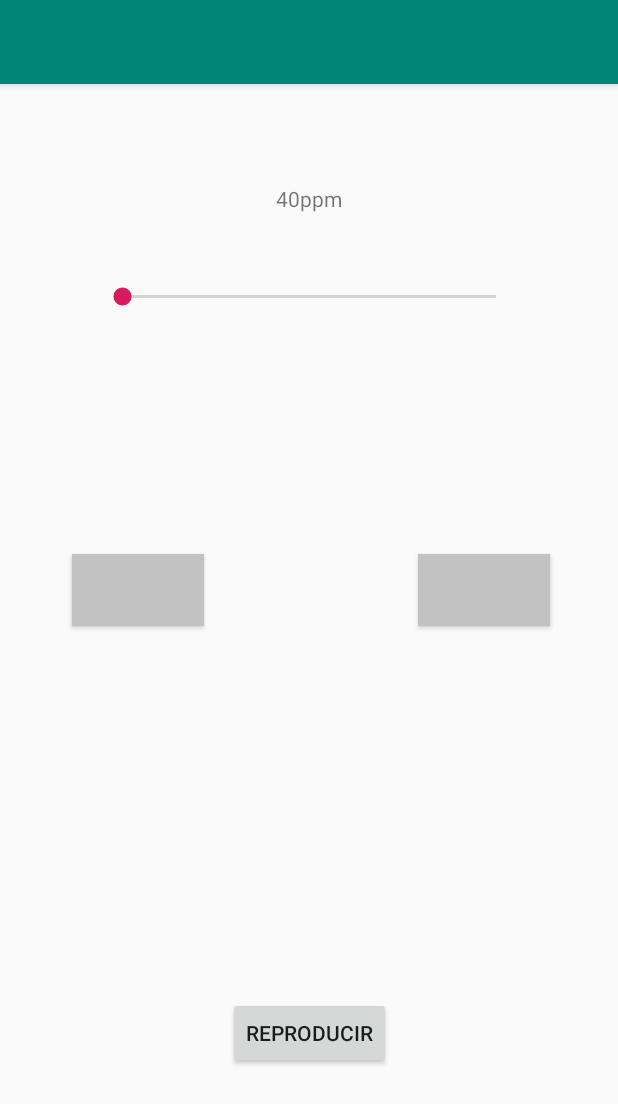
After one commit to diegomontiel/MusicMan, an Android app: the Metronome screen opened directly, with no data from a screen before it, on a phone screen of 412 x 824 dp. The commit adds this screen. Shown: the top 1104 px of the screen. Run offline under Robolectric (Android 15) with nearby library versions, the phone set to English and light mode, and no system bars.

Commit message:
feat: Metronome

```diff
--- a/app/src/main/AndroidManifest.xml
+++ b/app/src/main/AndroidManifest.xml
@@ -9,7 +9,8 @@
         android:roundIcon="@mipmap/ic_launcher_round"
         android:supportsRtl="true"
         android:theme="@style/AppTheme">
-        <activity android:name=".Keyboard"></activity>
+        <activity android:name=".Metronome"></activity>
+        <activity android:name=".Keyboard" />
         <activity android:name=".Sequencer" />
         <activity android:name=".MainActivity">
             <intent-filter>
--- a/app/src/main/java/com/itesm/musicman/MainActivity.java
+++ b/app/src/main/java/com/itesm/musicman/MainActivity.java
@@ -29,4 +29,9 @@ public class MainActivity extends AppCompatActivity {
         Intent intentoK = new Intent(this, Keyboard.class);
         startActivity(intentoK);
     }
+
+    public void Metronome(View v){
+        Intent intentom = new Intent(this, Metronome.class);
+        startActivity(intentom);
+    }
 }
--- /dev/null
+++ b/app/src/main/java/com/itesm/musicman/Metronome.java
@@ -0,0 +1,83 @@
+package com.itesm.musicman;
+
+import androidx.appcompat.app.AppCompatActivity;
+
+import android.content.Intent;
+import android.media.MediaPlayer;
+import android.os.Bundle;
+import android.view.View;
+import android.widget.Button;
+import android.widget.SeekBar;
+import android.widget.TextView;
+
+import java.util.Timer;
+
+public class Metronome extends AppCompatActivity {
+    private TextView metronomeText;
+    private Button play;
+    private Button buttonOne;
+    private Button buttonTwo;
+    private boolean playing = false;
+    Timer mainTimer;
+    MetronomeSound mainTimerTask;
+    int MILLIS_IN_MINUTE = 1000 * 60;
+    int bpm = 40;
+    SeekBar seekBar;
+
+    @Override
+    protected void onCreate(Bundle savedInstanceState) {
+        super.onCreate(savedInstanceState);
+        setContentView(R.layout.activity_metronome);
+
+        metronomeText = findViewById(R.id.MetronomeText);
+        metronomeText.setText(this.bpm + "ppm");
+        seekBar = findViewById(R.id.seekBarMetronome);
+        play = findViewById(R.id.play);
+        buttonOne = findViewById(R.id.buttonOne);
+        buttonTwo = findViewById(R.id.buttonTwo);
+
+
+        play.setOnClickListener(new View.OnClickListener() {
+            @Override
+            public void onClick(View view) {
+
+                if (playing == false){
+                    play();
+                }
+            }
+        });
+
+        seekBar.setOnSeekBarChangeListener(new SeekBar.OnSeekBarChangeListener() {
+            @Override
+            public void onProgressChanged(SeekBar seekBar, int i, boolean b) {
+                bpm = i;
+                metronomeText.setText(bpm + "ppm");
+            }
+
+            @Override
+            public void onStartTrackingTouch(SeekBar seekBar) {
+                if(playing == true){
+                    stop();
+                }
+
+            }
+
+            @Override
+            public void onStopTrackingTouch(SeekBar seekBar) {
+
+            }
+        });
+    }
+
+    public void play() {
+        playing = true;
+        mainTimer = new Timer();
+        mainTimerTask = new MetronomeSound(Metronome.this, buttonOne, buttonTwo);
+        mainTimer.schedule(mainTimerTask, 0, MILLIS_IN_MINUTE / bpm);
+    }
+
+    public void stop() {
+        playing = false;
+        mainTimer.cancel();
+    }
+}
--- a/app/src/main/res/layout/activity_main.xml
+++ b/app/src/main/res/layout/activity_main.xml
@@ -37,6 +37,7 @@
         android:layout_width="wrap_content"
         android:layout_height="wrap_content"
         android:layout_marginBottom="52dp"
+        android:onClick="Metronome"
         android:text="Metronome"
         app:layout_constraintBottom_toTopOf="@+id/btnKey"
         app:layout_constraintEnd_toEndOf="parent"
--- /dev/null
+++ b/app/src/main/res/layout/activity_metronome.xml
@@ -0,0 +1,63 @@
+<?xml version="1.0" encoding="utf-8"?>
+<androidx.constraintlayout.widget.ConstraintLayout xmlns:android="http://schemas.android.com/apk/res/android"
+    xmlns:app="http://schemas.android.com/apk/res-auto"
+    xmlns:tools="http://schemas.android.com/tools"
+    android:layout_width="match_parent"
+    android:layout_height="match_parent"
+    tools:context=".Metronome">
+
+
+    <Button
+        android:id="@+id/buttonOne"
+        android:layout_width="wrap_content"
+        android:layout_height="wrap_content"
+        android:layout_marginStart="48dp"
+        android:layout_marginTop="313dp"
+        android:background="#C3C2C2"
+        app:layout_constraintStart_toStartOf="parent"
+        app:layout_constraintTop_toTopOf="parent" />
+
+    <Button
+        android:id="@+id/buttonTwo"
+        android:layout_width="wrap_content"
+        android:layout_height="wrap_content"
+        android:layout_marginEnd="45dp"
+        android:background="#C3C2C2"
+        app:layout_constraintBaseline_toBaselineOf="@+id/buttonOne"
+        app:layout_constraintEnd_toEndOf="parent" />
+
+    <Button
+        android:id="@+id/play"
+        android:layout_width="wrap_content"
+        android:layout_height="wrap_content"
+        android:layout_marginBottom="111dp"
+        android:text="Reproducir"
+        app:layout_constraintBottom_toBottomOf="parent"
+        app:layout_constraintEnd_toEndOf="parent"
+        app:layout_constraintStart_toStartOf="parent" />
+
+    <SeekBar
+        android:id="@+id/seekBarMetronome"
+        android:layout_width="0dp"
+        android:layout_height="74dp"
+        android:layout_marginStart="65dp"
+        android:layout_marginTop="105dp"
+        android:layout_marginEnd="65dp"
+        android:max="148"
+        android:min="40"
+        app:layout_constraintEnd_toEndOf="parent"
+        app:layout_constraintStart_toStartOf="parent"
+        app:layout_constraintTop_toTopOf="parent" />
+
+    <TextView
+        android:id="@+id/MetronomeText"
+        android:layout_width="wrap_content"
+        android:layout_height="wrap_content"
+        android:layout_marginBottom="19dp"
+        android:text="TextView"
+        app:layout_constraintBottom_toTopOf="@+id/seekBarMetronome"
+        app:layout_constraintEnd_toEndOf="parent"
+        app:layout_constraintStart_toStartOf="parent" />
+
+
+</androidx.constraintlayout.widget.ConstraintLayout>
--- /dev/null
+++ b/app/src/main/res/values/refs.xml
@@ -0,0 +1,2 @@
+<?xml version="1.0" encoding="utf-8"?>
+<resources></resources>
```
Also changed, not shown: app/src/main/java/com/itesm/musicman/MetronomeSound.java (added, +49 -0 lines), 2 other files.
